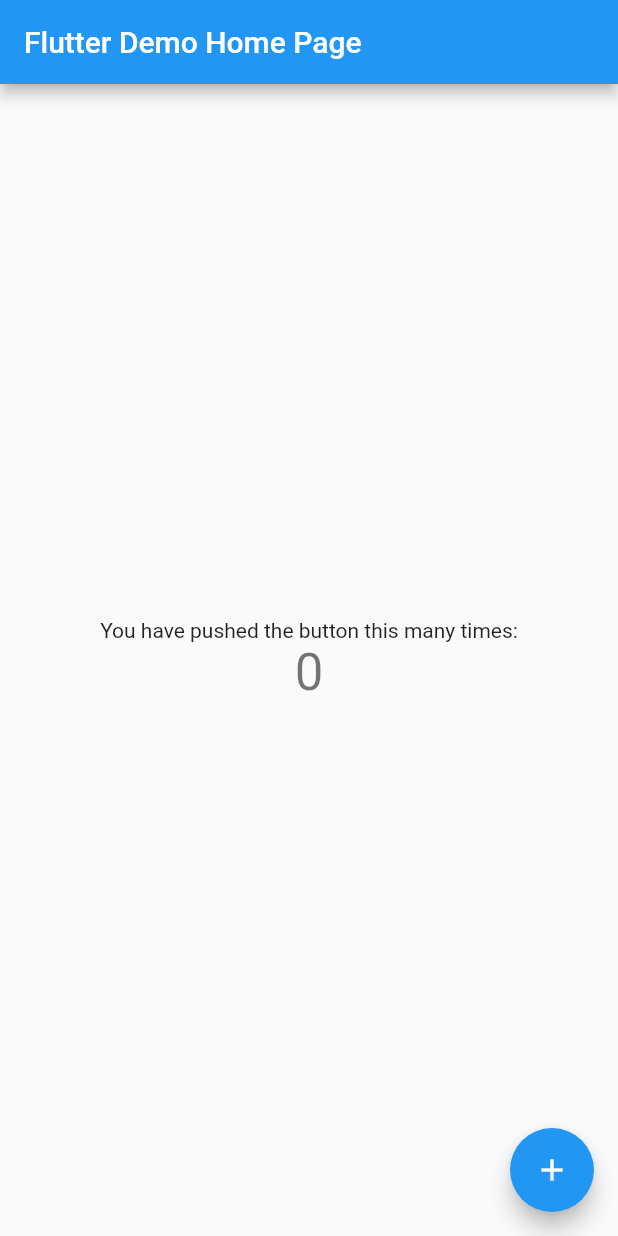
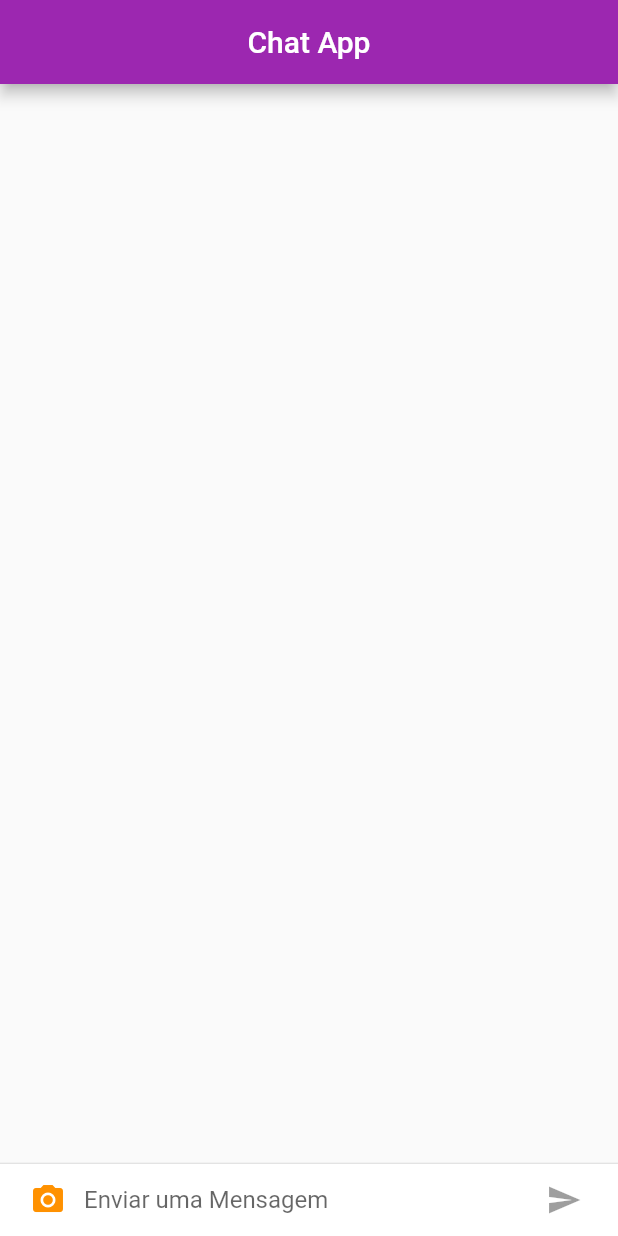
Before and after one commit to williamsilva/ChatOnline, a Flutter app: the screen it shows after launch, on a phone screen of 412 x 824 dp. Run offline on Flutter 3.47's test engine with Material 2 defaults, Android fonts, the phone set to English and light mode, and no system bars; our stand-ins replace cloud_firestore, firebase_auth, firebase_storage, google_sign_in, image_picker; accounts and stored records are empty.

Commit message:
projeto final

```diff
--- a/lib/main.dart
+++ b/lib/main.dart
@@ -1,111 +1,261 @@
+import 'dart:async';
+import 'dart:io';
+
+import 'package:firebase_auth/firebase_auth.dart';
+import 'package:firebase_storage/firebase_storage.dart';
+import 'package:flutter/cupertino.dart';
 import 'package:flutter/material.dart';
+import 'package:cloud_firestore/cloud_firestore.dart';
+import 'package:google_sign_in/google_sign_in.dart';
+import 'package:image_picker/image_picker.dart';
 
-void main() => runApp(MyApp());
+void main() async {
+  runApp(MyApp());
+}
 
-class MyApp extends StatelessWidget {
-  // This widget is the root of your application.
-  @override
-  Widget build(BuildContext context) {
-    return MaterialApp(
-      title: 'Flutter Demo',
-      theme: ThemeData(
-        // This is the theme of your application.
-        //
-        // Try running your application with "flutter run". You'll see the
-        // application has a blue toolbar. Then, without quitting the app, try
-        // changing the primarySwatch below to Colors.green and then invoke
-        // "hot reload" (press "r" in the console where you ran "flutter run",
-        // or simply save your changes to "hot reload" in a Flutter IDE).
-        // Notice that the counter didn't reset back to zero; the application
-        // is not restarted.
-        primarySwatch: Colors.blue,
-      ),
-      home: MyHomePage(title: 'Flutter Demo Home Page'),
+final ThemeData kIOSTheme = ThemeData(
+    primarySwatch: Colors.orange,
+    primaryColor: Colors.grey[100],
+    primaryColorBrightness: Brightness.light);
+
+final ThemeData kDefaultTheme = ThemeData(
+    primarySwatch: Colors.purple, accentColor: Colors.orangeAccent[400]
+);
+
+final googleSignIn = GoogleSignIn();
+final auth = FirebaseAuth.instance;
+
+Future<Null> _ensureLoggedIn() async {
+  GoogleSignInAccount user = googleSignIn.currentUser;
+  if(user == null)
+    user = await googleSignIn.signInSilently();
+  if(user == null)
+    user = await googleSignIn.signIn();
+  if(await auth.currentUser() == null){
+    GoogleSignInAuthentication credentials = await googleSignIn.currentUser.authentication;
+    await auth.signInWithGoogle(
+        idToken: credentials.idToken,
+        accessToken: credentials.accessToken
     );
   }
 }
 
-class MyHomePage extends StatefulWidget {
-  MyHomePage({Key key, this.title}) : super(key: key);
-
-  // This widget is the home page of your application. It is stateful, meaning
-  // that it has a State object (defined below) that contains fields that affect
-  // how it looks.
-
-  // This class is the configuration for the state. It holds the values (in this
-  // case the title) provided by the parent (in this case the App widget) and
-  // used by the build method of the State. Fields in a Widget subclass are
-  // always marked "final".
-
-  final String title;
-
-  @override
-  _MyHomePageState createState() => _MyHomePageState();
+_handleSubmitted(String text) async {
+  await _ensureLoggedIn();
+  _sendMessage(text: text);
 }
 
-class _MyHomePageState extends State<MyHomePage> {
-  int _counter = 0;
+void _sendMessage({String text, String imgUrl}){
+  Firestore.instance.collection("messages").add(
+      {
+        "text" : text,
+        "imgUrl" : imgUrl,
+        "senderName" : googleSignIn.currentUser.displayName,
+        "senderPhotoUrl" : googleSignIn.currentUser.photoUrl
+      }
+  );
+}
 
-  void _incrementCounter() {
+class MyApp extends StatefulWidget {
+  @override
+  _MyAppState createState() => _MyAppState();
+}
+
+class _MyAppState extends State<MyApp> {
+  @override
+  Widget build(BuildContext context) {
+    return MaterialApp(
+      title: "Chat Oline",
+      debugShowCheckedModeBanner: false,
+      theme: Theme.of(context).platform == TargetPlatform.iOS
+          ? kIOSTheme
+          : kDefaultTheme,
+      home: ChatScreem(),
+    );
+  }
+}
+
+class ChatScreem extends StatefulWidget {
+  @override
+  _ChatScreemState createState() => _ChatScreemState();
+}
+
+class _ChatScreemState extends State<ChatScreem> {
+  @override
+  Widget build(BuildContext context) {
+    return SafeArea(
+      bottom: false,
+      top: false,
+      child: Scaffold(
+        appBar: AppBar(
+          title: Text("Chat App"),
+          centerTitle: true,
+          elevation:
+              Theme.of(context).platform == TargetPlatform.iOS ? 0.0 : 4.0,
+        ),
+        body: Column(
+          children: <Widget>[
+            Expanded(
+              child: StreamBuilder(
+                  stream: Firestore.instance.collection("messages").snapshots(),
+                  builder: (context, snapshot) {
+                    switch(snapshot.connectionState){
+                      case ConnectionState.none:
+                      case ConnectionState.waiting:
+                        return Center(
+                          child: CircularProgressIndicator(),
+                        );
+                      default:
+                        return ListView.builder(
+                            reverse: true,
+                            itemCount: snapshot.data.documents.length,
+                            itemBuilder: (context, index){
+                              List r = snapshot.data.documents.reversed.toList();
+                              return ChatMessage(r[index].data);
+                            }
+                        );
+                    }
+                  }
+              ),
+            ),
+            Divider(
+              height: 1.0,
+            ),
+            Container(
+              decoration: BoxDecoration(
+                color: Theme.of(context).cardColor,
+              ),
+              child: TextComposer(),
+            )
+          ],
+        ),
+      ),
+    );
+  }
+}
+
+class TextComposer extends StatefulWidget {
+  @override
+  _TextComposerState createState() => _TextComposerState();
+}
+
+class _TextComposerState extends State<TextComposer> {
+  final _textController = TextEditingController();
+  bool _isComposing = false;
+
+  void _reset(){
+    _textController.clear();
     setState(() {
-      // This call to setState tells the Flutter framework that something has
-      // changed in this State, which causes it to rerun the build method below
-      // so that the display can reflect the updated values. If we changed
-      // _counter without calling setState(), then the build method would not be
-      // called again, and so nothing would appear to happen.
-      _counter++;
+      _isComposing = false;
     });
   }
 
   @override
   Widget build(BuildContext context) {
-    // This method is rerun every time setState is called, for instance as done
-    // by the _incrementCounter method above.
-    //
-    // The Flutter framework has been optimized to make rerunning build methods
-    // fast, so that you can just rebuild anything that needs updating rather
-    // than having to individually change instances of widgets.
-    return Scaffold(
-      appBar: AppBar(
-        // Here we take the value from the MyHomePage object that was created by
-        // the App.build method, and use it to set our appbar title.
-        title: Text(widget.title),
-      ),
-      body: Center(
-        // Center is a layout widget. It takes a single child and positions it
-        // in the middle of the parent.
-        child: Column(
-          // Column is also layout widget. It takes a list of children and
-          // arranges them vertically. By default, it sizes itself to fit its
-          // children horizontally, and tries to be as tall as its parent.
-          //
-          // Invoke "debug painting" (press "p" in the console, choose the
-          // "Toggle Debug Paint" action from the Flutter Inspector in Android
-          // Studio, or the "Toggle Debug Paint" command in Visual Studio Code)
-          // to see the wireframe for each widget.
-          //
-          // Column has various properties to control how it sizes itself and
-          // how it positions its children. Here we use mainAxisAlignment to
-          // center the children vertically; the main axis here is the vertical
-          // axis because Columns are vertical (the cross axis would be
-          // horizontal).
-          mainAxisAlignment: MainAxisAlignment.center,
+    return IconTheme(
+      data: IconThemeData(color: Theme.of(context).accentColor),
+      child: Container(
+        margin: const EdgeInsets.symmetric(horizontal: 8.0),
+        decoration: Theme.of(context).platform == TargetPlatform.iOS
+            ? BoxDecoration(
+                border: Border(top: BorderSide(color: Colors.grey[200])))
+            : null,
+        child: Row(
           children: <Widget>[
-            Text(
-              'You have pushed the button this many times:',
+            Container(
+              child:
+                  IconButton(icon: Icon(
+                      Icons.photo_camera),
+                      onPressed: () async{
+                        await _ensureLoggedIn();
+                        File imgFile = await ImagePicker.pickImage(source: ImageSource.camera);
+                        if(imgFile == null )return;
+                        StorageUploadTask task = FirebaseStorage.instance.ref().
+                        child(googleSignIn.currentUser.id.toString() +
+                            DateTime.now().millisecondsSinceEpoch.toString()).putFile(imgFile);
+                        StorageTaskSnapshot taskSnapshot = await task.onComplete;
+                        String url = await taskSnapshot.ref.getDownloadURL();
+                        _sendMessage(imgUrl: url);
+                      }),
             ),
-            Text(
-              '$_counter',
-              style: Theme.of(context).textTheme.display1,
+            Expanded(
+              child: TextField(
+                controller: _textController,
+                decoration:
+                    InputDecoration.collapsed(hintText: "Enviar uma Mensagem"),
+                onChanged: (text) {
+                  setState(() {
+                    _isComposing = text.length > 0;
+                  });
+                },
+                onSubmitted: (text) {
+                  _handleSubmitted(text);
+                  _reset();
+                },
+              ),
             ),
+            Container(
+              margin: const EdgeInsets.symmetric(horizontal: 4.0),
+              child: Theme.of(context).platform == TargetPlatform.iOS
+                  ? CupertinoButton(
+                      child: Text("Enviar"),
+                      onPressed: _isComposing ? () {
+                        _handleSubmitted(_textController.text);
+                        _reset();
+                      } : null,
+                    )
+                  : IconButton(
+                      icon: Icon(Icons.send),
+                      onPressed: _isComposing ? () {
+                        _handleSubmitted(_textController.text);
+                        _reset();
+                      } : null,
+                    ),
+            )
           ],
         ),
       ),
-      floatingActionButton: FloatingActionButton(
-        onPressed: _incrementCounter,
-        tooltip: 'Increment',
-        child: Icon(Icons.add),
-      ), // This trailing comma makes auto-formatting nicer for build methods.
     );
   }
 }
+
+class ChatMessage extends StatelessWidget {
+
+  final Map<String, dynamic> data;
+
+  ChatMessage(this.data);
+
+  @override
+  Widget build(BuildContext context) {
+    return Container(
+      margin: const EdgeInsets.symmetric(vertical: 10.0, horizontal: 10.0),
+      child: Row(
+        crossAxisAlignment: CrossAxisAlignment.start,
+        children: <Widget>[
+          Container(
+            margin: const EdgeInsets.only(right: 16.0),
+            child: CircleAvatar(
+              backgroundImage: NetworkImage(data["senderPhotoUrl"]),
+            ),
+          ),
+          Expanded(
+            child: Column(
+              crossAxisAlignment: CrossAxisAlignment.start,
+              children: <Widget>[
+                Text(data["senderName"],
+                  style: Theme.of(context).textTheme.subhead,
+                ),
+                Container(
+                  margin: const EdgeInsets.only(top: 5.0),
+                  child: data["imgUrl"] != null ?
+                  Image.network(data["imgUrl"], width: 250.0,) :
+                      Text(data["text"]),
+                )
+              ],
+            ),
+          )
+        ],
+      ),
+    );
+  }
+}
```
Also changed, not shown: 4 other files.
